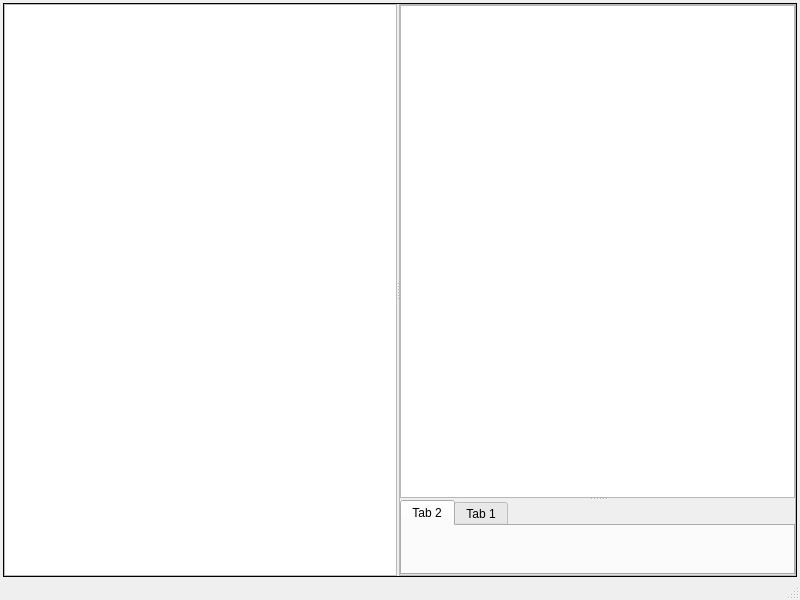
tsvari/Medicon, file source/frontend/source/ItemModelTestUI/MainWindow.ui: the form before one commit.
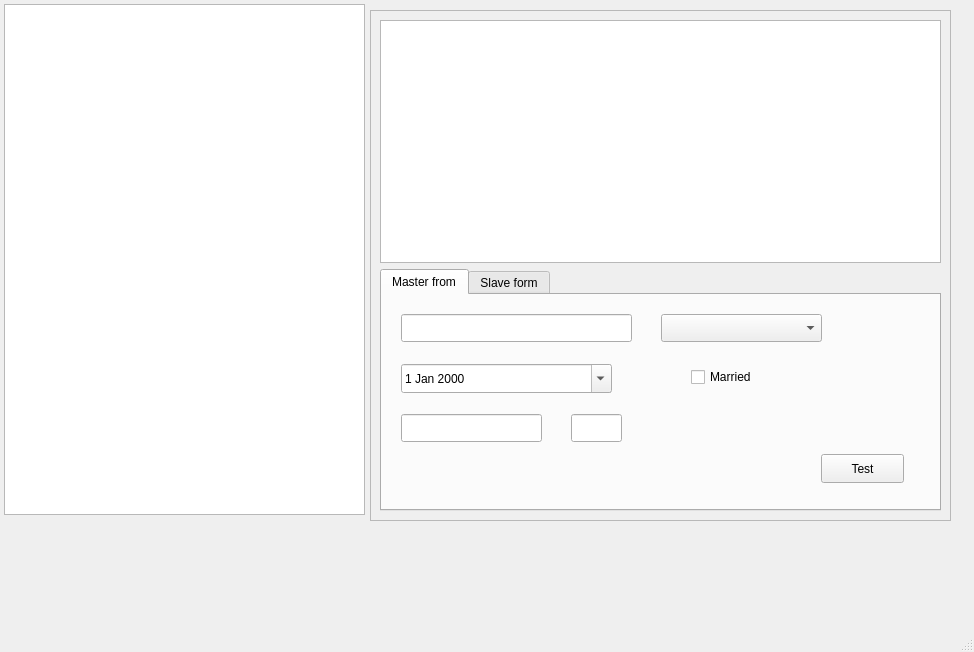
The form after the commit. Custom widgets are drawn as their Qt base class.

Commit message:
Add Template controller class
* Adopt all other classes to controller

What changed in the file:
```diff
--- a/source/frontend/source/ItemModelTestUI/MainWindow.ui
+++ b/source/frontend/source/ItemModelTestUI/MainWindow.ui
@@ -6,96 +6,203 @@
    <rect>
     <x>0</x>
     <y>0</y>
-    <width>800</width>
-    <height>600</height>
+    <width>974</width>
+    <height>652</height>
    </rect>
   </property>
   <property name="windowTitle">
    <string>MainWindow</string>
   </property>
   <widget class="QWidget" name="centralwidget">
-   <layout class="QVBoxLayout" name="verticalLayout_2">
-    <property name="spacing">
-     <number>0</number>
+   <widget class="QFrame" name="frame">
+    <property name="geometry">
+     <rect>
+      <x>370</x>
+      <y>10</y>
+      <width>581</width>
+      <height>511</height>
+     </rect>
     </property>
-    <property name="leftMargin">
-     <number>3</number>
+    <property name="frameShape">
+     <enum>QFrame::Shape::StyledPanel</enum>
     </property>
-    <property name="topMargin">
-     <number>3</number>
+    <property name="frameShadow">
+     <enum>QFrame::Shadow::Raised</enum>
     </property>
-    <property name="rightMargin">
-     <number>3</number>
-    </property>
-    <property name="bottomMargin">
-     <number>1</number>
-    </property>
-    <item>
-     <widget class="QSplitter" name="splitter">
-      <property name="frameShape">
-       <enum>QFrame::Shape::Panel</enum>
-      </property>
-      <property name="orientation">
-       <enum>Qt::Orientation::Horizontal</enum>
-      </property>
-      <property name="handleWidth">
-       <number>2</number>
-      </property>
-      <widget class="QTableView" name="masterTableView"/>
-      <widget class="QFrame" name="frame">
-       <property name="frameShape">
-        <enum>QFrame::Shape::StyledPanel</enum>
+    <layout class="QVBoxLayout" name="verticalLayout">
+     <item>
+      <widget class="QTableView" name="slaveTableView"/>
+     </item>
+     <item>
+      <widget class="QTabWidget" name="tabWidget">
+       <property name="currentIndex">
+        <number>0</number>
        </property>
-       <property name="frameShadow">
-        <enum>QFrame::Shadow::Raised</enum>
-       </property>
-       <layout class="QVBoxLayout" name="verticalLayout">
-        <property name="spacing">
-         <number>0</number>
-        </property>
-        <property name="leftMargin">
-         <number>0</number>
-        </property>
-        <property name="topMargin">
-         <number>0</number>
-        </property>
-        <property name="rightMargin">
-         <number>0</number>
-        </property>
-        <property name="bottomMargin">
-         <number>0</number>
-        </property>
-        <item>
-         <widget class="QSplitter" name="splitter_2">
-          <property name="orientation">
-           <enum>Qt::Orientation::Vertical</enum>
-          </property>
-          <property name="handleWidth">
-           <number>2</number>
-          </property>
-          <widget class="QTableView" name="slaveTableView"/>
-          <widget class="QTabWidget" name="tabWidget">
-           <property name="currentIndex">
-            <number>0</number>
-           </property>
-           <widget class="QWidget" name="tab_2">
-            <attribute name="title">
-             <string>Tab 2</string>
-            </attribute>
+       <widget class="QWidget" name="masterTab">
+        <attribute name="title">
+         <string>Master from</string>
+        </attribute>
+        <layout class="QGridLayout" name="gridLayout">
+         <item row="1" column="0">
+          <widget class="MasterForm" name="masterForm" native="true">
+           <widget class="QComboBox" name="levelCombo">
+            <property name="geometry">
+             <rect>
+              <x>270</x>
+              <y>10</y>
+              <width>161</width>
+              <height>28</height>
+             </rect>
+            </property>
            </widget>
-           <widget class="QWidget" name="tab">
-            <attribute name="title">
-             <string>Tab 1</string>
-            </attribute>
+           <widget class="QLineEdit" name="nameEdit">
+            <property name="geometry">
+             <rect>
+              <x>10</x>
+              <y>10</y>
+              <width>231</width>
+              <height>28</height>
+             </rect>
+            </property>
            </widget>
+           <widget class="QPushButton" name="pushButton">
+            <property name="geometry">
+             <rect>
+              <x>430</x>
+              <y>150</y>
+              <width>83</width>
+              <height>29</height>
+             </rect>
+            </property>
+            <property name="text">
+             <string>Test</string>
+            </property>
+           </widget>
+           <widget class="QDateEdit" name="dateEdit">
+            <property name="geometry">
+             <rect>
+              <x>10</x>
+              <y>60</y>
+              <width>211</width>
+              <height>29</height>
+             </rect>
+            </property>
+            <property name="calendarPopup">
+             <bool>true</bool>
+            </property>
+           </widget>
+           <widget class="QCheckBox" name="marriedCheckBox">
+            <property name="geometry">
+             <rect>
+              <x>300</x>
+              <y>60</y>
+              <width>93</width>
+              <height>26</height>
+             </rect>
+            </property>
+            <property name="text">
+             <string>Married</string>
+            </property>
+           </widget>
+           <widget class="QLineEdit" name="salaryEdit">
+            <property name="geometry">
+             <rect>
+              <x>10</x>
+              <y>110</y>
+              <width>141</width>
+              <height>28</height>
+             </rect>
+            </property>
+           </widget>
+           <widget class="QLineEdit" name="heightEdit">
+            <property name="geometry">
+             <rect>
+              <x>180</x>
+              <y>110</y>
+              <width>51</width>
+              <height>28</height>
+             </rect>
+            </property>
+           </widget>
           </widget>
-         </widget>
-        </item>
-       </layout>
+         </item>
+        </layout>
+       </widget>
+       <widget class="QWidget" name="slaveTab">
+        <attribute name="title">
+         <string>Slave form</string>
+        </attribute>
+        <layout class="QGridLayout" name="gridLayout_2">
+         <item row="0" column="0">
+          <widget class="SlaveForm" name="slaveForm" native="true">
+           <layout class="QGridLayout" name="gridLayout_3">
+            <property name="leftMargin">
+             <number>0</number>
+            </property>
+            <property name="topMargin">
+             <number>0</number>
+            </property>
+            <property name="rightMargin">
+             <number>0</number>
+            </property>
+            <property name="bottomMargin">
+             <number>0</number>
+            </property>
+            <property name="spacing">
+             <number>0</number>
+            </property>
+            <item row="1" column="0">
+             <spacer name="verticalSpacer">
+              <property name="orientation">
+               <enum>Qt::Orientation::Vertical</enum>
+              </property>
+              <property name="sizeHint" stdset="0">
+               <size>
+                <width>20</width>
+                <height>127</height>
+               </size>
+              </property>
+             </spacer>
+            </item>
+            <item row="0" column="0">
+             <layout class="QVBoxLayout" name="verticalLayout_2">
+              <property name="spacing">
+               <number>1</number>
+              </property>
+              <item>
+               <widget class="QLabel" name="label">
+                <property name="text">
+                 <string>&amp;Phone</string>
+                </property>
+                <property name="buddy">
+                 <cstring>phoneEdit</cstring>
+                </property>
+               </widget>
+              </item>
+              <item>
+               <widget class="QLineEdit" name="phoneEdit"/>
+              </item>
+             </layout>
+            </item>
+           </layout>
+          </widget>
+         </item>
+        </layout>
+       </widget>
       </widget>
-     </widget>
-    </item>
-   </layout>
+     </item>
+    </layout>
+   </widget>
+   <widget class="QTableView" name="masterTableView">
+    <property name="geometry">
+     <rect>
+      <x>4</x>
+      <y>4</y>
+      <width>361</width>
+      <height>511</height>
+     </rect>
+    </property>
+   </widget>
   </widget>
   <widget class="QMenuBar" name="menubar">
    <property name="geometry">
@@ -109,6 +216,20 @@
   </widget>
   <widget class="QStatusBar" name="statusbar"/>
  </widget>
+ <customwidgets>
+  <customwidget>
+   <class>MasterForm</class>
+   <extends>QWidget</extends>
+   <header>C:\projects\Medicon\source\frontend\source\TestSharedUtility.h</header>
+   <container>1</container>
+  </customwidget>
+  <customwidget>
+   <class>SlaveForm</class>
+   <extends>QWidget</extends>
+   <header>C:\projects\Medicon\source\frontend\source\TestSharedUtility.h</header>
+   <container>1</container>
+  </customwidget>
+ </customwidgets>
  <resources/>
  <connections/>
 </ui>
```
Left out of the diff: 2 changed lines with no effect on the pictures. The commit also changes 14 other files.
